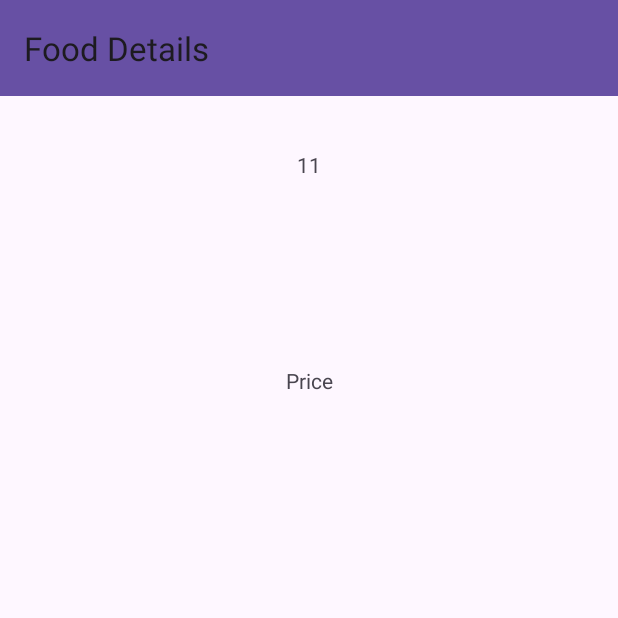
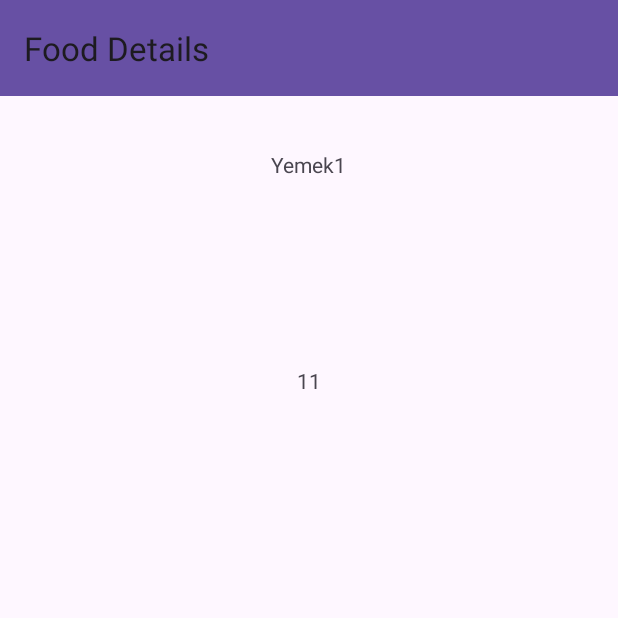
Before and after one commit to oncesworld/FoodCart, an Android app: the screen it shows after launch (MainActivity), after a tap on "Yemek1", on a phone screen of 412 x 824 dp, the top half of it. Run offline under Robolectric (Android 15) with nearby library versions, the phone set to English and light mode, and no system bars; our stand-ins replace data binding.

Commit message:
Data binding has been added

```diff
--- a/app/build.gradle
+++ b/app/build.gradle
@@ -9,6 +9,7 @@ android {
 
     buildFeatures {
         viewBinding = true
+        dataBinding true
     }
 
     defaultConfig {
--- a/app/src/main/java/com/example/foodcartfinalproject/ui/adapter/FoodMainAdapter.kt
+++ b/app/src/main/java/com/example/foodcartfinalproject/ui/adapter/FoodMainAdapter.kt
@@ -4,8 +4,10 @@ import android.content.Context
 import android.util.Log
 import android.view.LayoutInflater
 import android.view.ViewGroup
+import androidx.databinding.DataBindingUtil
 import androidx.navigation.Navigation
 import androidx.recyclerview.widget.RecyclerView
+import com.example.foodcartfinalproject.R
 import com.example.foodcartfinalproject.data.entity.Foods
 import com.example.foodcartfinalproject.data.entity.utils.CartFoodList
 import com.example.foodcartfinalproject.databinding.CardMainpageBinding
@@ -19,7 +21,7 @@ class FoodMainAdapter(var mContext: Context, var foodList: List<Foods>)
     inner class CardDesignHolder(var design: CardMainpageBinding) : RecyclerView.ViewHolder(design.root)
 
     override fun onCreateViewHolder(parent: ViewGroup, viewType: Int): CardDesignHolder {
-        val binding = CardMainpageBinding.inflate(LayoutInflater.from(mContext),parent,false)
+        val binding : CardMainpageBinding = DataBindingUtil.inflate(LayoutInflater.from(mContext),R.layout.card_mainpage,parent,false)
         return CardDesignHolder(binding)
     }
 
@@ -28,10 +30,9 @@ class FoodMainAdapter(var mContext: Context, var foodList: List<Foods>)
         val food = foodList.get(position)
         val d = holder.design
 
-        d.cardFoodName.text = food.yemek_adi
-        d.cardFoodPrice.text = food.yemek_fiyat.toString()
+        d.foodVariable = food
+
         //d.cardFoodImageMain.setImageResource(food.yemek_resim_adi)
-
 
 
         //Butonların özelliklerini aşağıdaki gibi aktif ediyorum
--- a/app/src/main/java/com/example/foodcartfinalproject/ui/fragment/FoodDetailFragment.kt
+++ b/app/src/main/java/com/example/foodcartfinalproject/ui/fragment/FoodDetailFragment.kt
@@ -6,10 +6,12 @@ import androidx.fragment.app.Fragment
 import android.view.LayoutInflater
 import android.view.View
 import android.view.ViewGroup
+import androidx.databinding.DataBindingUtil
 import androidx.navigation.Navigation
 import androidx.navigation.fragment.navArgs
 import com.example.foodcartfinalproject.R
 import com.example.foodcartfinalproject.data.entity.Foods
+import com.example.foodcartfinalproject.data.entity.utils.CartFoodList
 import com.example.foodcartfinalproject.databinding.FragmentFoodDetailBinding
 import com.example.foodcartfinalproject.databinding.FragmentMainPageBinding
 
@@ -23,9 +25,9 @@ class FoodDetailFragment : Fragment() {
         savedInstanceState: Bundle?
     ): View? {
 
-        binding = FragmentFoodDetailBinding.inflate(inflater,container,false)
-
-        binding.toolbarDetailPage.title = "Food Details"
+        binding = DataBindingUtil.inflate(inflater,R.layout.fragment_food_detail,container,false)
+        binding.detailPageFragment = this
+        binding.toolbarDetailPageData = "Food Details"
 
         binding.fabDetail.setOnClickListener{
             Navigation.findNavController(it).navigate(R.id.detailToCart)
@@ -34,6 +36,8 @@ class FoodDetailFragment : Fragment() {
         // Nesneyi aktaran kod
         val bundle:FoodDetailFragmentArgs by navArgs()
         val foodTaken = bundle.food
+        binding.foodVariable = foodTaken
+
         binding.buttonIncreaseQuantity.setOnClickListener {
             quantity++
             binding.quantityText.setText(quantity.toString())
@@ -45,12 +49,10 @@ class FoodDetailFragment : Fragment() {
 
         }
 
-
-        binding.foodNameText.setText(foodTaken.yemek_adi)
-        binding.foodNameText.setText(foodTaken.yemek_fiyat.toString())
+        //Nesne transferi Databindingde hata aldım
+        //binding.foodNameText.setText(foodTaken.yemek_adi)
+        //binding.foodPriceText.setText(foodTaken.yemek_fiyat.toString())
         //binding.foodImage.setImageResource(foodTaken.yemek_resim_adi)
-
-
 
 
         // Detay ekranından Sepete ekleyen fonksiyon
@@ -61,7 +63,11 @@ class FoodDetailFragment : Fragment() {
         return binding.root
     }
 
+    fun goToCart(it: View){
+        Navigation.findNavController(it).navigate(R.id.detailToCart)
+    }
     fun addToCartFromDetail(food : Foods){
-        foodCartList.add(food)
+        CartFoodList.foodCartPaymentList.add(food)
+        Log.e("listeyigöster","${CartFoodList.foodCartPaymentList}")
     }
 }
--- a/app/src/main/java/com/example/foodcartfinalproject/ui/fragment/MainPageFragment.kt
+++ b/app/src/main/java/com/example/foodcartfinalproject/ui/fragment/MainPageFragment.kt
@@ -6,6 +6,7 @@ import androidx.fragment.app.Fragment
 import android.view.LayoutInflater
 import android.view.View
 import android.view.ViewGroup
+import androidx.databinding.DataBindingUtil
 import androidx.navigation.Navigation
 import androidx.recyclerview.widget.LinearLayoutManager
 import androidx.recyclerview.widget.StaggeredGridLayoutManager
@@ -22,11 +23,11 @@ class MainPageFragment : Fragment() {
         savedInstanceState: Bundle?
     ): View? {
 
-        binding = FragmentMainPageBinding.inflate(inflater,container,false)
+        binding = DataBindingUtil.inflate(inflater,R.layout.fragment_main_page,container,false)
 
-        binding.toolbarMainPage.title = "Foods"
+        binding.mainPageFragment = this
+        binding.toolbarMainPageData = "Foods"
 
-        binding.rvMain.layoutManager = StaggeredGridLayoutManager(2,StaggeredGridLayoutManager.VERTICAL)
 
         val foodList = ArrayList<Foods>()
 
@@ -39,13 +40,13 @@ class MainPageFragment : Fragment() {
         foodList.add(y3)
 
         val adapter = FoodMainAdapter(requireContext(),foodList)
-        binding.rvMain.adapter = adapter
-
-        binding.fabMain.setOnClickListener{
-            Navigation.findNavController(it).navigate(R.id.mainToCart)
-        }
+        binding.foodMainAdapter = adapter
 
         return binding.root
+    }
+
+    fun goToCart(it: View){
+        Navigation.findNavController(it).navigate(R.id.mainToCart)
     }
 
     fun addToCart(yemek_ad:String){
--- a/app/src/main/res/layout/fragment_food_detail.xml
+++ b/app/src/main/res/layout/fragment_food_detail.xml
@@ -1,7 +1,24 @@
 <?xml version="1.0" encoding="utf-8"?>
-<androidx.constraintlayout.widget.ConstraintLayout xmlns:android="http://schemas.android.com/apk/res/android"
+<layout xmlns:android="http://schemas.android.com/apk/res/android"
     xmlns:app="http://schemas.android.com/apk/res-auto"
-    xmlns:tools="http://schemas.android.com/tools"
+    xmlns:tools="http://schemas.android.com/tools">
+
+    <data>
+
+        <variable
+            name="toolbarDetailPageData"
+            type="String" />
+        <variable
+            name="detailPageFragment"
+            type="com.example.foodcartfinalproject.ui.fragment.FoodDetailFragment" />
+        <variable
+            name="foodVariable"
+            type="com.example.foodcartfinalproject.data.entity.Foods" />
+
+
+    </data>
+
+    <androidx.constraintlayout.widget.ConstraintLayout
         android:layout_width="match_parent"
         android:layout_height="match_parent"
         tools:context=".ui.fragment.FoodDetailFragment">
@@ -22,7 +39,7 @@
             android:layout_width="wrap_content"
             android:layout_height="wrap_content"
             android:layout_marginTop="36dp"
-        android:text="Name of Food"
+            android:text="@{foodVariable.yemek_adi}"
             app:layout_constraintEnd_toEndOf="parent"
             app:layout_constraintStart_toStartOf="parent"
             app:layout_constraintTop_toBottomOf="@+id/toolbarDetailPage" />
@@ -32,7 +49,7 @@
             android:layout_width="wrap_content"
             android:layout_height="wrap_content"
             android:layout_marginTop="81dp"
-        android:text="Price"
+            android:text="@{String.valueOf(foodVariable.yemek_fiyat)}"
             app:layout_constraintEnd_toEndOf="parent"
             app:layout_constraintHorizontal_bias="0.5"
             app:layout_constraintStart_toStartOf="parent"
@@ -77,6 +94,7 @@
 
         <androidx.appcompat.widget.Toolbar
             android:id="@+id/toolbarDetailPage"
+            app:title="@{toolbarDetailPageData}"
             android:layout_width="0dp"
             android:layout_height="wrap_content"
             android:background="?attr/colorPrimary"
@@ -93,6 +111,7 @@
             android:layout_marginEnd="16dp"
             android:layout_marginBottom="16dp"
             android:clickable="true"
+            android:onClick="@{()-> detailPageFragment.goToCart(fabDetail)}"
             android:src="@drawable/go_to_cart"
             app:layout_constraintBottom_toBottomOf="parent"
             app:layout_constraintEnd_toEndOf="parent" />
@@ -108,3 +127,4 @@
             app:layout_constraintStart_toStartOf="parent"
             app:layout_constraintTop_toBottomOf="@+id/quantityText" />
     </androidx.constraintlayout.widget.ConstraintLayout>
+</layout>
```
Also changed, not shown: app/src/main/java/com/example/foodcartfinalproject/ui/adapter/FoodCartAdapter.kt (+5 -3 lines), app/src/main/java/com/example/foodcartfinalproject/ui/fragment/FoodCartFragment.kt (+5 -6 lines), app/src/main/res/layout/card_cartpage.xml (+15 -4 lines), app/src/main/res/layout/card_mainpage.xml (+14 -4 lines), app/src/main/res/layout/fragment_food_cart.xml (+23 -3 lines), app/src/main/res/layout/fragment_main_page.xml (+24 -3 lines). Lines whose indentation alone changed are shown as unchanged.
